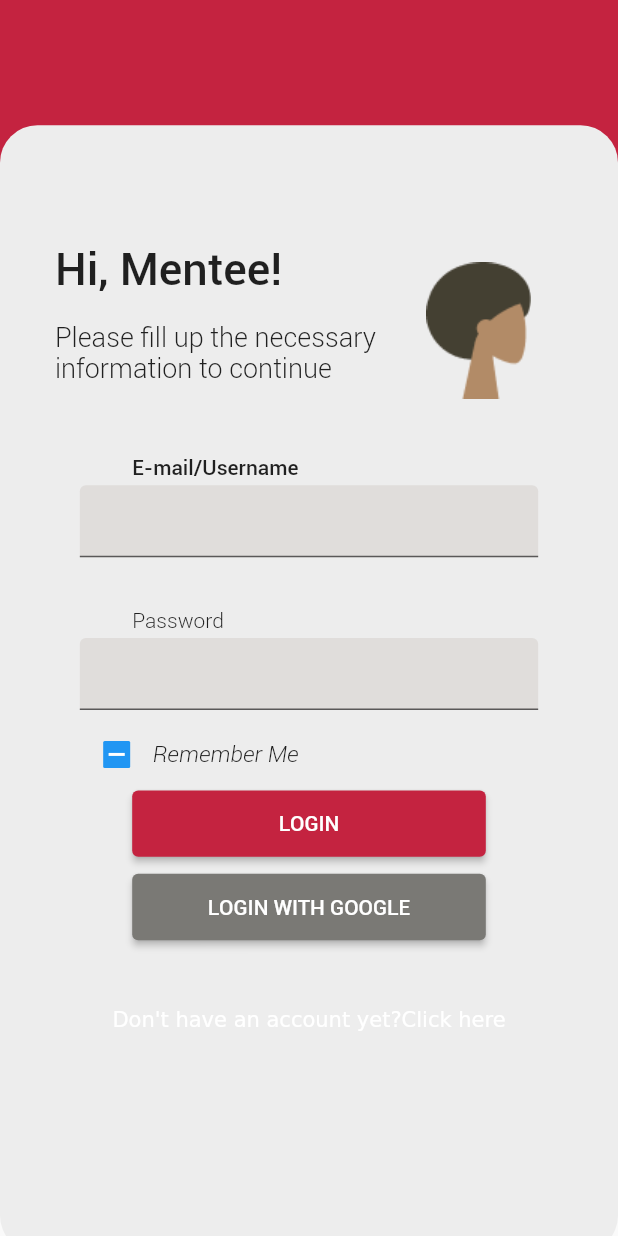
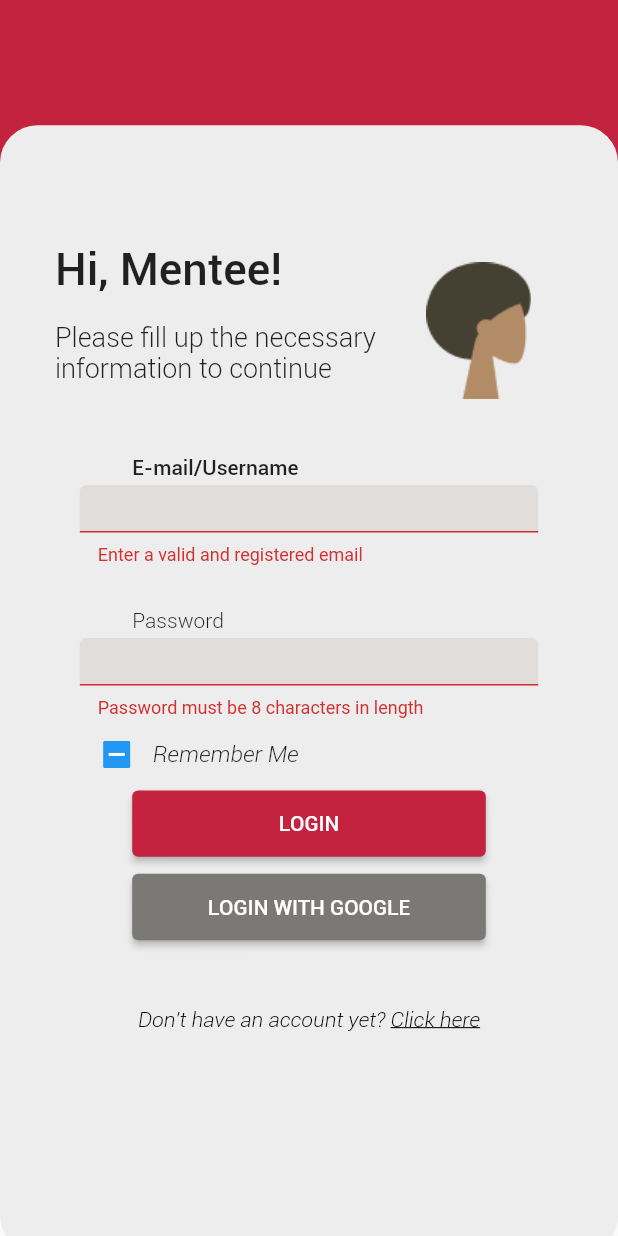
Before and after one commit to JosuX/E-Sensei, a Flutter app: the MenteeLogin screen opened directly with empty values, after a tap on "LOGIN", on a phone screen of 412 x 824 dp. Run offline on Flutter 3.47's test engine with Material 2 defaults, Android fonts, the light colour scheme and no system bars; drawn by our look-alikes of auto_size_text; our stand-ins replace cloud_firestore, firebase_auth, firebase_core, flutter_spinkit; accounts and stored records are empty.

Commit message:
Login Filter

```diff
--- a/lib/screens/authenticate/MenteeLogin.dart
+++ b/lib/screens/authenticate/MenteeLogin.dart
@@ -1,7 +1,9 @@
-// ignore_for_file: prefer_const_constructors, non_constant_identifier_names, deprecated_member_use, avoid_unnecessary_containers, sized_box_for_whitespace
+// ignore_for_file: prefer_const_constructors, non_constant_identifier_names, deprecated_member_use, avoid_unnecessary_containers, sized_box_for_whitespace, prefer_const_literals_to_create_immutables
 
 import 'package:auto_size_text/auto_size_text.dart';
+import 'package:esensei/models/user.dart';
 import 'package:esensei/services/auth.dart';
+import 'package:esensei/shared/loading.dart';
 import 'package:flutter/gestures.dart';
 import 'package:flutter/material.dart';
 
@@ -15,18 +17,24 @@ class MenteeLogin extends StatefulWidget {
 
 class _MenteeLoginState extends State<MenteeLogin> {
   final AuthService _auth = AuthService();
+  final _formKey = GlobalKey<FormState>();
+  bool loading = false;
 
   bool rememberMe = false;
   String email = "";
   String password = "";
+  String error = "";
 
   @override
   Widget build(BuildContext context) {
     double Wrefix = (MediaQuery.of(context).size.width) / 360;
     double Hrefix = (MediaQuery.of(context).size.height) / 800;
-    return Scaffold(
+    return loading
+        ? Loading()
+        : Scaffold(
             body: SingleChildScrollView(
             child: Form(
+              key: _formKey,
               child: Stack(children: [
                 Container(
                   color: Color(0xffC42340),
@@ -49,24 +57,29 @@ class _MenteeLoginState extends State<MenteeLogin> {
                                     child: AutoSizeText(
                                       "Hi, Mentee!",
                                       style: TextStyle(
-                                    fontSize: 30, fontFamily: "Roboto-Medium"),
+                                          fontSize: 30,
+                                          fontFamily: "Roboto-Medium"),
                                     ),
                                     margin: EdgeInsets.only(left: 32 * Wrefix),
                                   ),
-                            Padding(padding: EdgeInsets.only(top: 16 * Hrefix)),
+                                  Padding(
+                                      padding:
+                                          EdgeInsets.only(top: 16 * Hrefix)),
                                   Container(
                                     width: 206 * Wrefix,
                                     height: 63 * Hrefix,
                                     child: AutoSizeText(
                                       "Please fill up the necessary information to continue",
                                       style: TextStyle(
-                                    fontSize: 18, fontFamily: "Roboto-Light"),
+                                          fontSize: 18,
+                                          fontFamily: "Roboto-Light"),
                                     ),
                                     margin: EdgeInsets.only(left: 32 * Wrefix),
                                   ),
                                 ],
                               ),
-                        Padding(padding: EdgeInsets.only(left: 6 * Wrefix)),
+                              Padding(
+                                  padding: EdgeInsets.only(left: 6 * Wrefix)),
                               Container(
                                   height: 91 * Hrefix,
                                   width: 69.67 * Wrefix,
@@ -88,6 +101,12 @@ class _MenteeLoginState extends State<MenteeLogin> {
                           width: 267 * Wrefix,
                           height: 52 * Hrefix,
                           child: TextFormField(
+                              keyboardType: TextInputType.emailAddress,
+                              validator: (val) =>
+                                  !RegExp(r"^[a-zA-Z0-9.a-zA-Z0-9.!#$%&'*+-/=?^_`{|}~]+@[a-zA-Z0-9]+\.[a-zA-Z]+")
+                                          .hasMatch(email)
+                                      ? "Enter a valid and registered email"
+                                      : null,
                               onChanged: (val) {
                                 setState(() => email = val);
                               },
@@ -96,8 +115,8 @@ class _MenteeLoginState extends State<MenteeLogin> {
                                   fillColor: Color(0xffE0DDDB),
                                   focusedBorder: OutlineInputBorder(
                                       borderRadius: BorderRadius.circular(15.0),
-                                borderSide:
-                                    BorderSide(color: Color(0xffE0DDDB)))))),
+                                      borderSide: BorderSide(
+                                          color: Color(0xffE0DDDB)))))),
                       Padding(padding: EdgeInsets.only(top: 28 * Hrefix)),
                       Container(
                           width: 206 * Wrefix,
@@ -109,6 +128,10 @@ class _MenteeLoginState extends State<MenteeLogin> {
                           width: 267 * Wrefix,
                           height: 52 * Hrefix,
                           child: TextFormField(
+                              keyboardType: TextInputType.visiblePassword,
+                              validator: (val) => val!.length < 8
+                                  ? "Password must be 8 characters in length"
+                                  : null,
                               onChanged: (val) {
                                 setState(() => password = val);
                               },
@@ -118,8 +141,8 @@ class _MenteeLoginState extends State<MenteeLogin> {
                                   fillColor: Color(0xffE0DDDB),
                                   focusedBorder: OutlineInputBorder(
                                       borderRadius: BorderRadius.circular(15.0),
-                                borderSide:
-                                    BorderSide(color: Color(0xffE0DDDB)))))),
+                                      borderSide: BorderSide(
+                                          color: Color(0xffE0DDDB)))))),
                       Row(
                         children: [
                           Padding(padding: EdgeInsets.only(left: 47 * Wrefix)),
@@ -134,7 +157,8 @@ class _MenteeLoginState extends State<MenteeLogin> {
                               child: AutoSizeText(
                                 "Remember Me",
                                 style: TextStyle(
-                              fontSize: 15, fontFamily: "Roboto-LightItalic"),
+                                    fontSize: 15,
+                                    fontFamily: "Roboto-LightItalic"),
                               ))
                         ],
                       ),
@@ -148,8 +172,14 @@ class _MenteeLoginState extends State<MenteeLogin> {
                           child: AutoSizeText("LOGIN",
                               style: TextStyle(fontFamily: "Roboto-Medium")),
                           onPressed: () async {
-                      print(email);
-                      print(password);
+                            if (_formKey.currentState!.validate()) {
+                              setState(() => loading = true);
+                              MyUser? result = await _auth.loginAccountMentee(
+                                  email, password);
+                              if (result == null) {
+                                setState(() => loading = false);
+                              }
+                            }
                           },
                         ),
                       ),
@@ -163,15 +193,25 @@ class _MenteeLoginState extends State<MenteeLogin> {
                                   MaterialStateProperty.all(Color(0xff7A7975))),
                           child: Text("LOGIN WITH GOOGLE",
                               style: TextStyle(fontFamily: "Roboto-Medium")),
-                    onPressed: () {},
+                          onPressed: () async {
+                            if (_formKey.currentState!.validate()) {}
+                          },
                         ),
                       ),
                       Padding(padding: EdgeInsets.only(top: 39 * Wrefix)),
                       Container(
                           child: RichText(
-                  text: TextSpan(children: <TextSpan>[
-                    TextSpan(text: "Don't have an account yet?"),
+                        text: TextSpan(
+                            style: TextStyle(
+                                color: Colors.black,
+                                fontFamily: "Roboto-LightItalic"),
+                            children: <TextSpan>[
+                              TextSpan(text: "Don't have an account yet? "),
                               TextSpan(
+                                  style: TextStyle(
+                                      color: Colors.black,
+                                      fontFamily: "Roboto-LightItalic",
+                                      decoration: TextDecoration.underline),
                                   text: "Click here",
                                   recognizer: TapGestureRecognizer()
                                     ..onTap = () {
--- a/pubspec.yaml
+++ b/pubspec.yaml
@@ -40,6 +40,7 @@ dependencies:
   auto_size_text: ^3.0.0
   provider: ^6.0.2
   flutter_spinkit: ^5.1.0
+  fluttertoast: ^8.0.9
 
 dev_dependencies:
   flutter_test:
```
Also changed, not shown: lib/screens/authenticate/MentorLogin.dart (+26 -21 lines), lib/services/auth.dart (+30 -12 lines), lib/shared/loading.dart (added, +27 -0 lines), pubspec.lock. Lines whose indentation alone changed are shown as unchanged.
